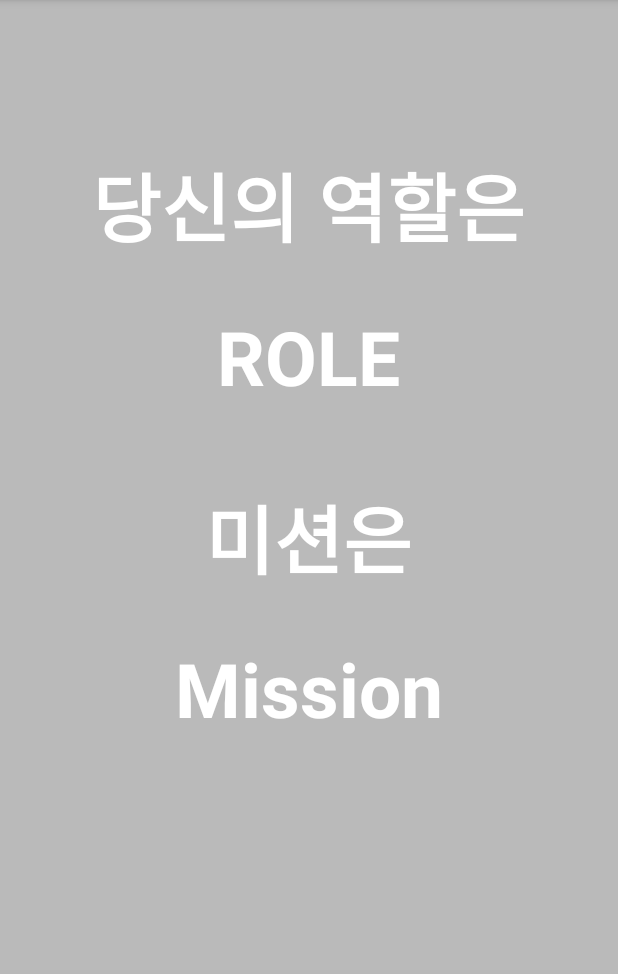
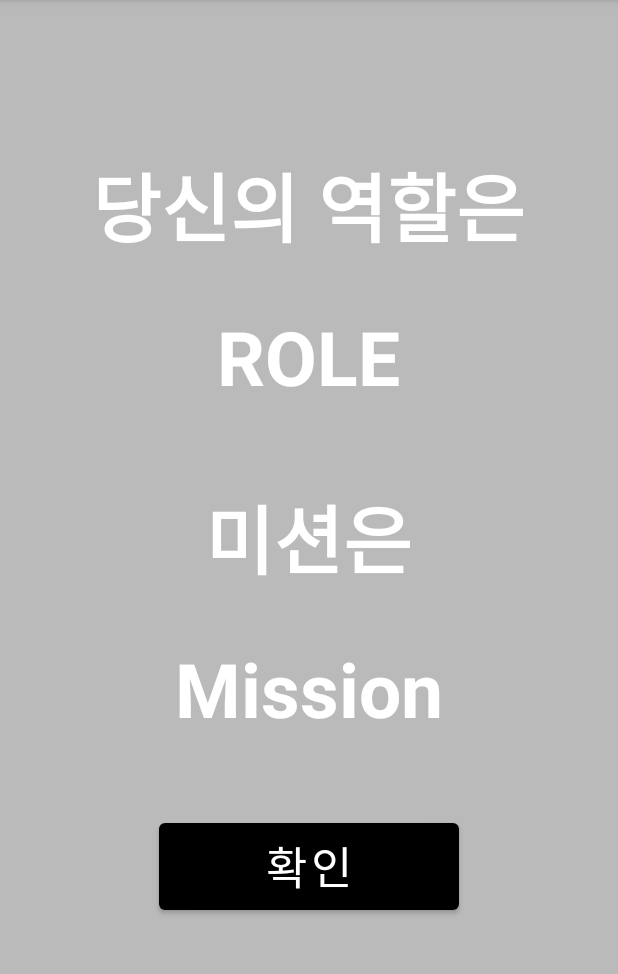
Before and after one commit to serim53/SPYWAR, an Android app: the TalkRole screen opened directly, with no data from a screen before it, on a phone screen of 412 x 824 dp, the part 84-1058 px from its top. Run offline under Robolectric (Android 15) with nearby library versions, the phone set to English and light mode, and no system bars; 1 statement that could not run was skipped.

Commit message:
0211 func

```diff
--- a/app/src/main/java/com/example/spywar/TalkRole.java
+++ b/app/src/main/java/com/example/spywar/TalkRole.java
@@ -1,6 +1,10 @@
 package com.example.spywar;
 
+import android.content.Intent;
 import android.os.Bundle;
+import android.os.Handler;
+import android.view.View;
+import android.widget.Button;
 import android.widget.TextView;
 
 import androidx.appcompat.app.AppCompatActivity;
@@ -18,7 +22,7 @@ public class TalkRole extends AppCompatActivity{
         setContentView(R.layout.activity_talkrole);
         TextView roletext = (TextView) findViewById(R.id.roletext);
         TextView missiontext = (TextView) findViewById(R.id.missiontext);
-
+        Button nextbtn = (Button) findViewById(R.id.nextbtn);
         // talknumber에서 게임을 진행하는 인원수를 받아옴
         Bundle intent = getIntent().getExtras();
 
@@ -34,12 +38,18 @@ public class TalkRole extends AppCompatActivity{
 
         citizennum = totalnum-spynum-1; // 시민수 = 전체수-스파이수-사회자1인
 
-        ArrayList roles = new ArrayList<>();
+        ArrayList<String> roles = new ArrayList<String>();
         roles.add("사회자");
         for(int i=0;i<spynum;i++)
             roles.add("SPY");
         for(int i=0;i<citizennum;i++)
             roles.add("시민");
+
+        //역할 셔플
+        Collections.shuffle(roles);
+
+        String[] role = (String[]) roles.toArray(new String[roles.size()]);
+
 
         // 시민 미션 초기설정
         String[] citizenmission = {"1","2","3","4","5","6"};
@@ -50,5 +60,21 @@ public class TalkRole extends AppCompatActivity{
         String[] spymission = {"1","2","3","4","5","6"};
         // 미션 셔플(매번 랜덤으로 각 스파이마다 미션이 다르게 나오기 위함)
         Collections.shuffle(Arrays.asList(spymission));
+        String myrole;
+        String mymission;
+
+
+        for(int i=0; i<totalnum; i++){
+
+            nextbtn.setOnClickListener(new View.OnClickListener() {
+
+                @Override
+                public void onClick(View v) {
+
+                }
+            });
+        }
+
+
     }
 }
--- a/app/src/main/res/layout/activity_talkrole.xml
+++ b/app/src/main/res/layout/activity_talkrole.xml
@@ -52,6 +52,14 @@
         android:textAlignment="center"
         android:text="Mission" />
 
-
+    <Button
+        android:id="@+id/nextbtn"
+        android:layout_width="200dp"
+        android:layout_height="70dp"
+        android:layout_gravity="center_horizontal"
+        android:layout_marginTop="50dp"
+        android:text="확인"
+        android:textColor="#FFFFFF"
+        android:textSize="30sp" />
 
 </LinearLayout>
```
